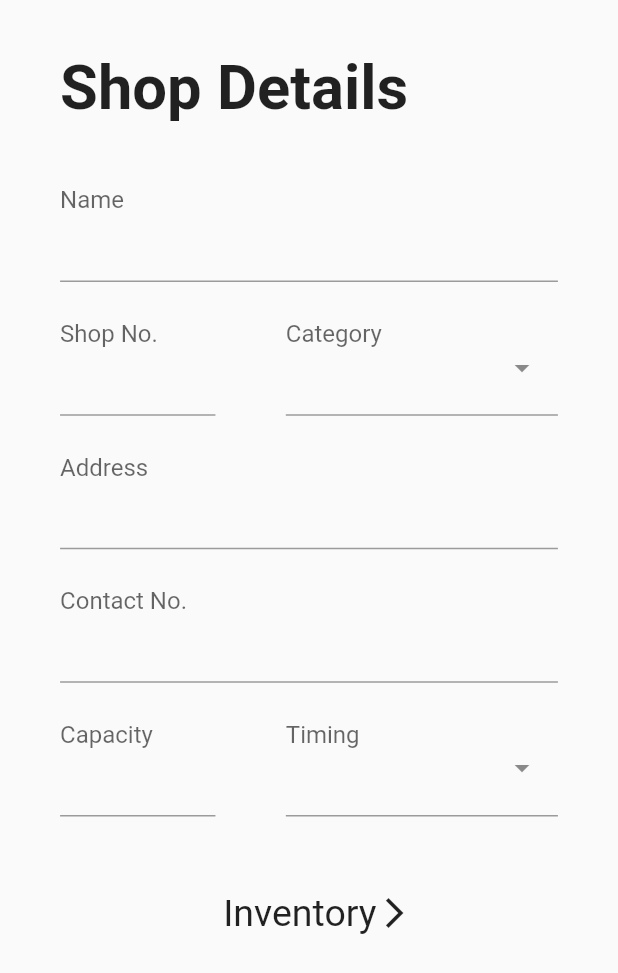
After one commit to ACM-Thapar/Thapar-COS-Automation, a Flutter app: the ShopProfile screen opened directly, on a phone screen of 412 x 824 dp. The commit adds this screen. Shown: the top 973 px of the screen. Run offline on Flutter 3.47's test engine with Material 2 defaults, Android fonts, the phone set to English and light mode, and no system bars; our stand-ins replace font_awesome_flutter, material_design_icons_flutter.

Commit message:
Shop profile UI Done

```diff
--- a/clientapp/lib/Builder.dart
+++ b/clientapp/lib/Builder.dart
@@ -1,5 +1,4 @@
 import 'package:flutter/material.dart';
-import 'package:font_awesome_flutter/font_awesome_flutter.dart';
 import 'package:material_design_icons_flutter/material_design_icons_flutter.dart';
 
 import 'PageResizing/Variables.dart';
@@ -24,6 +23,7 @@ class _ProfileBuilderState extends State<ProfileBuilder> {
       child: Scaffold(
         body: SingleChildScrollView(
           child: Container(
+            width: 290 / 3.6 * boxSizeH,
             margin: EdgeInsets.only(
               top: 27 / 6.4 * boxSizeV,
               left: 35 / 3.6 * boxSizeH,
@@ -33,7 +33,7 @@ class _ProfileBuilderState extends State<ProfileBuilder> {
               children: [
                 Container(
                   child: Text(
-                    'ShopKeeper Details',
+                    'Shopkeeper Details',
                     style: TextStyle(
                       fontWeight: FontWeight.bold,
                       fontSize: 41,
--- /dev/null
+++ b/clientapp/lib/Shop Profile.dart
@@ -0,0 +1,174 @@
+import 'package:flutter/material.dart';
+import 'package:font_awesome_flutter/font_awesome_flutter.dart';
+import 'package:material_design_icons_flutter/material_design_icons_flutter.dart';
+
+import 'PageResizing/Variables.dart';
+import 'PageResizing/WidgetResizing.dart';
+
+class ShopProfile extends StatefulWidget {
+  @override
+  _ShopProfileState createState() => _ShopProfileState();
+}
+
+class _ShopProfileState extends State<ShopProfile> {
+  String email;
+  String password;
+  bool eText = true, pText = true;
+  @override
+  Widget build(BuildContext context) {
+    SizeConfig().init(context);
+    boxSizeH = SizeConfig.safeBlockHorizontal;
+    boxSizeV = SizeConfig.safeBlockVertical;
+
+    return SafeArea(
+      child: Scaffold(
+        body: SingleChildScrollView(
+          child: Container(
+            width: 290 / 3.6 * boxSizeH,
+            margin: EdgeInsets.only(
+              top: 27 / 6.4 * boxSizeV,
+              left: 35 / 3.6 * boxSizeH,
+            ),
+            child: Column(
+              crossAxisAlignment: CrossAxisAlignment.start,
+              children: [
+                Container(
+                  child: Text(
+                    'Shop Details',
+                    style: TextStyle(
+                      fontWeight: FontWeight.bold,
+                      fontSize: 41,
+                    ),
+                  ),
+                ),
+                Container(
+                  width: 290 / 3.6 * boxSizeH,
+                  margin: EdgeInsets.only(
+                    top: 32 / 6.4 * boxSizeV,
+                  ),
+                  child: TextField(
+                    decoration: InputDecoration(
+                      contentPadding:
+                          EdgeInsets.only(bottom: 35 / 6.4 * boxSizeV),
+                      hintText: 'Name',
+                    ),
+                  ),
+                ),
+                SizedBox(
+                  height: 25,
+                ),
+                Container(
+                  width: 290 / 3.6 * boxSizeH,
+                  child: Row(
+                    mainAxisAlignment: MainAxisAlignment.spaceBetween,
+                    children: [
+                      Container(
+                        width: 90.5 / 3.6 * boxSizeH,
+                        child: TextField(
+                          decoration: InputDecoration(
+                            contentPadding:
+                                EdgeInsets.only(bottom: 35 / 6.4 * boxSizeV),
+                            hintText: 'Shop No.',
+                          ),
+                        ),
+                      ),
+                      Container(
+                        width: 158.5 / 3.6 * boxSizeH,
+                        margin: EdgeInsets.only(
+                          left: 10,
+                        ),
+                        child: TextField(
+                          decoration: InputDecoration(
+                            contentPadding:
+                                EdgeInsets.only(bottom: 35 / 6.4 * boxSizeV),
+                            hintText: 'Category',
+                            suffixIcon: Icon(
+                              Icons.arrow_drop_down,
+                            ),
+                          ),
+                        ),
+                      ),
+                    ],
+                  ),
+                ),
+                SizedBox(
+                  height: 25,
+                ),
+                TextField(
+                  decoration: InputDecoration(
+                    contentPadding:
+                        EdgeInsets.only(bottom: 35 / 6.4 * boxSizeV),
+                    hintText: 'Address',
+                  ),
+                ),
+                SizedBox(
+                  height: 25,
+                ),
+                TextField(
+                  decoration: InputDecoration(
+                    contentPadding:
+                        EdgeInsets.only(bottom: 35 / 6.4 * boxSizeV),
+                    hintText: 'Contact No.',
+                  ),
+                ),
+                SizedBox(
+                  height: 25,
+                ),
+                Container(
+                  width: 290 / 3.6 * boxSizeH,
+                  child: Row(
+                    mainAxisAlignment: MainAxisAlignment.spaceBetween,
+                    children: [
+                      Container(
+                        width: 90.5 / 3.6 * boxSizeH,
+                        child: TextField(
+                          decoration: InputDecoration(
+                            contentPadding:
+                                EdgeInsets.only(bottom: 35 / 6.4 * boxSizeV),
+                            hintText: 'Capacity',
+                          ),
+                        ),
+                      ),
+                      Container(
+                        width: 158.5 / 3.6 * boxSizeH,
+                        margin: EdgeInsets.only(
+                          left: 10,
+                        ),
+                        child: TextField(
+                          decoration: InputDecoration(
+                            contentPadding:
+                                EdgeInsets.only(bottom: 35 / 6.4 * boxSizeV),
+                            hintText: 'Timing',
+                            suffixIcon: Icon(
+                              Icons.arrow_drop_down,
+                            ),
+                          ),
+                        ),
+                      ),
+                    ],
+                  ),
+                ),
+                Container(
+                  margin: EdgeInsets.only(top: 50, left: 95 / 3.6 * boxSizeH),
+                  child: Row(
+                    children: [
+                      Text(
+                        'Inventory',
+                        style: TextStyle(
+                          fontSize: 25,
+                        ),
+                      ),
+                      Icon(
+                        Icons.arrow_forward_ios,
+                      )
+                    ],
+                  ),
+                ),
+              ],
+            ),
+          ),
+        ),
+      ),
+    );
+  }
+}
```
